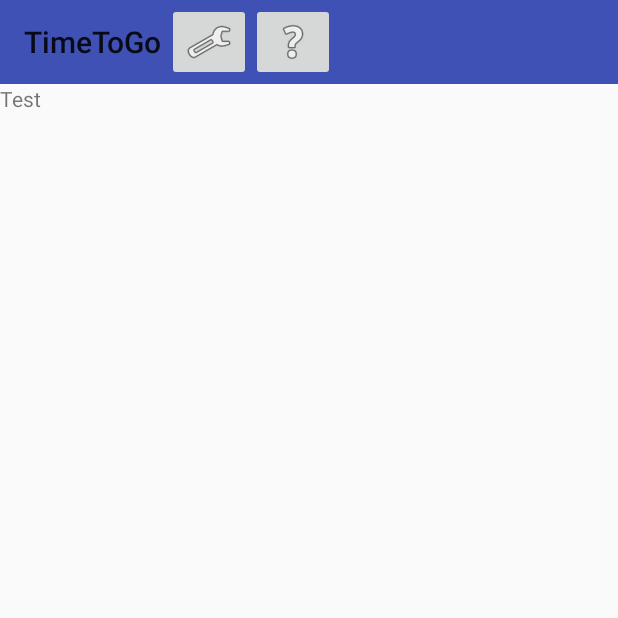
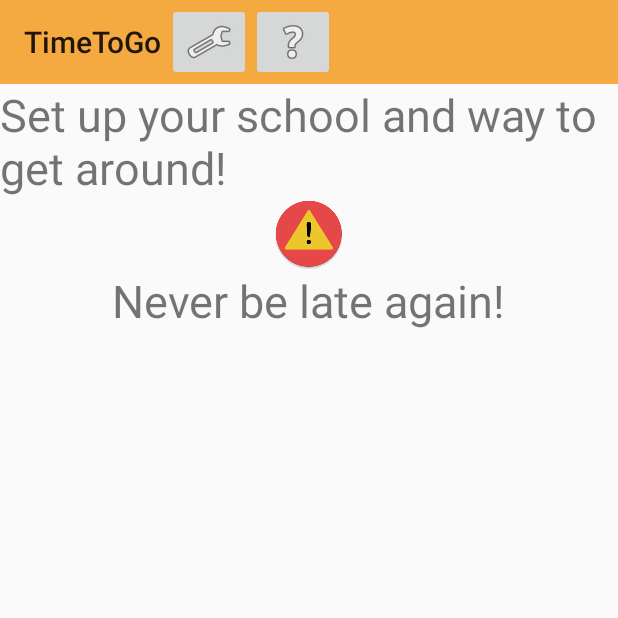
Before and after one commit to IKholopov/TimeToGo, an Android app: the screen it shows after launch (MainActivity), on a phone screen of 412 x 824 dp, the top half of it. Run offline under Robolectric (Android 15) with nearby library versions, the phone set to English and light mode, and no system bars.

Commit message:
Красота. Тут не хватает ковычек.

```diff
--- a/app/src/main/res/layout/fragment_schedule.xml
+++ b/app/src/main/res/layout/fragment_schedule.xml
@@ -11,7 +11,6 @@
         android:layout_height="?attr/actionBarSize"
         android:background="?attr/colorPrimary"
         android:logo="@mipmap/ic_launcher"
-        android:title="ШМР"
         app:popupTheme="@style/AppTheme.PopupOverlay">
 
         <ImageButton
@@ -30,8 +29,21 @@
 
     <TextView
         android:layout_width="wrap_content"
+        android:layout_gravity="center"
         android:layout_height="wrap_content"
-        android:text="Test"/>
+        android:text="@string/setup_message"
+        android:textSize="30dp"/>
+    <ImageView
+        android:layout_width="wrap_content"
+        android:layout_height="wrap_content"
+        android:layout_gravity="center"
+        app:srcCompat="@mipmap/ic_launcher"/>
+    <TextView
+        android:layout_width="wrap_content"
+        android:layout_gravity="center"
+        android:layout_height="wrap_content"
+        android:text="@string/never_be_late"
+        android:textSize="30dp"/>
     <android.support.v7.widget.RecyclerView
         android:id="@+id/recycler_schedule"
         android:layout_width="match_parent"
--- a/app/src/main/res/values/colors.xml
+++ b/app/src/main/res/values/colors.xml
@@ -1,6 +1,6 @@
 <?xml version="1.0" encoding="utf-8"?>
 <resources>
-    <color name="colorPrimary">#3F51B5</color>
-    <color name="colorPrimaryDark">#303F9F</color>
+    <color name="colorPrimary">#f4a941</color>
+    <color name="colorPrimaryDark">#ba7e2c</color>
     <color name="colorAccent">#FF4081</color>
 </resources>
--- a/app/src/main/res/values/strings.xml
+++ b/app/src/main/res/values/strings.xml
@@ -18,5 +18,7 @@
     <string name="school_development_val">3</string>
     <string name="route_mode_car">0</string>
     <string name="route_mode_public">1</string>
+    <string name="setup_message">Set up your school and way to get around!</string>
+    <string name="never_be_late">Never be late again!</string>
 
 </resources>
```
Also changed, not shown: 1 other file.
